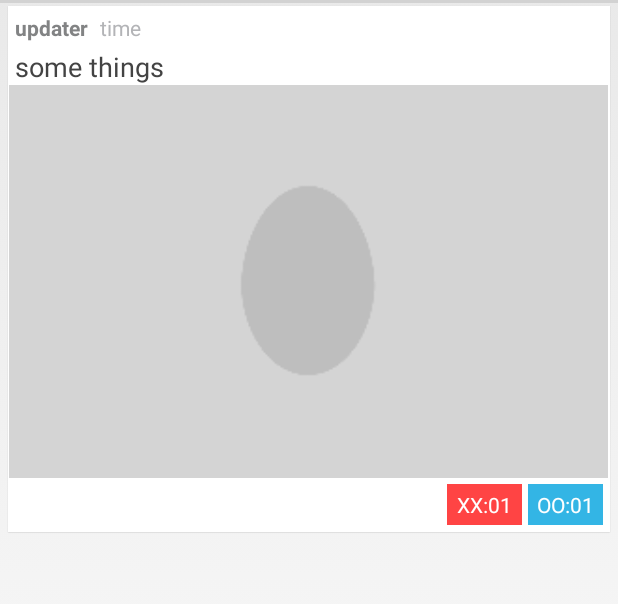
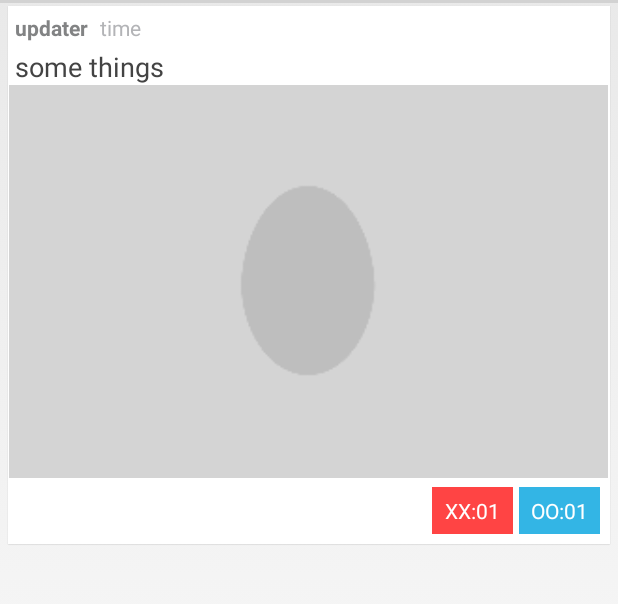
Before and after one commit to geniusnut/Jandanplus, an Android app: the layout pics_fm2.xml on its own in the app's theme, with its tools: preview values and no code run, on a phone screen of 412 x 824 dp, the part 69-673 px from its top. Run offline under Robolectric (Android 15) with nearby library versions, the phone set to English and light mode, and no system bars.

```diff
--- a/app/src/main/res/layout/pics_fm2.xml
+++ b/app/src/main/res/layout/pics_fm2.xml
@@ -59,15 +59,15 @@
             android:id="@+id/image"/>
 
         <LinearLayout
-            android:layout_margin="2dp"
+            android:layout_margin="4dp"
             android:layout_width="wrap_content"
             android:layout_height="wrap_content"
             android:orientation="horizontal"
             android:layout_gravity="right">
             <LinearLayout
-                android:layout_width="50dp"
+                android:layout_width="54dp"
                 android:layout_height="wrap_content"
-                android:padding="4dp"
+                android:padding="6dp"
                 android:layout_margin="2dp"
                 android:orientation="horizontal"
                 android:gravity="center"
@@ -85,9 +85,9 @@
                     android:textColor="#ffffff"/>
             </LinearLayout>
             <LinearLayout
-                android:layout_width="50dp"
+                android:layout_width="54dp"
                 android:layout_height="wrap_content"
-                android:padding="4dp"
+                android:padding="6dp"
                 android:layout_margin="2dp"
                 android:gravity="center"
                 android:orientation="horizontal"
```
Also changed, not shown: app/src/main/java/com/roya/jandanplus/JandanParser.java (+18 -7 lines).
